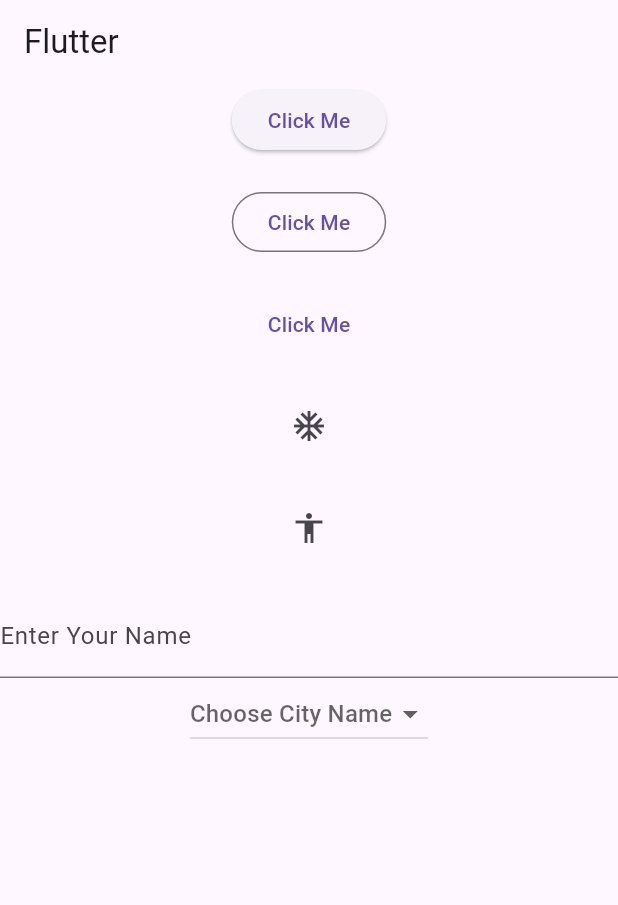
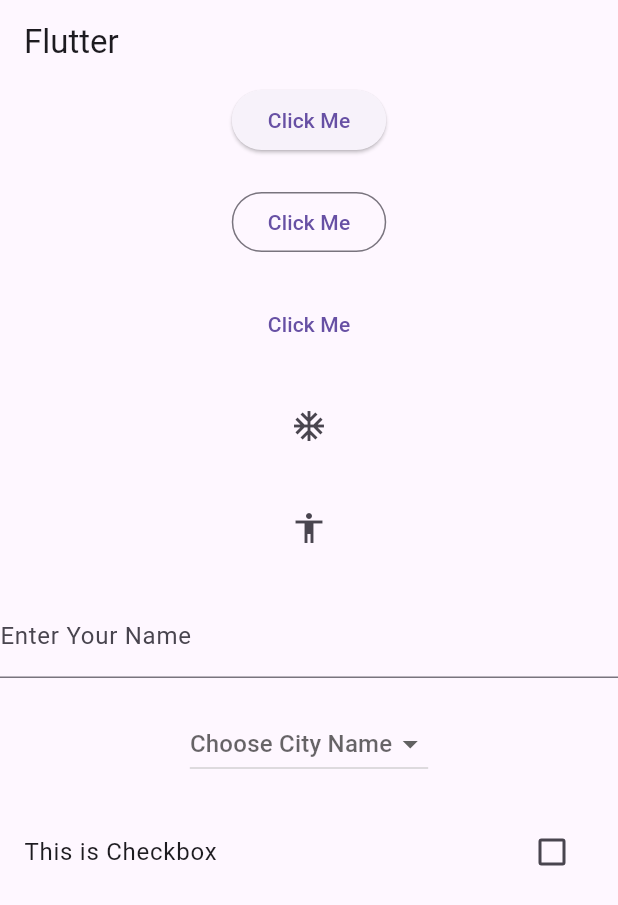
Before and after one commit to memahin/Flutter-Interactive-and-Input-Widgets, a Flutter app: the screen it shows after launch, on a phone screen of 412 x 824 dp. Shown: the top 905 px of the screen. Run offline on Flutter 3.47's test engine with Material 3 defaults, Android fonts, the light colour scheme and no system bars.

Commit message:
CheckboxListTile

```diff
--- a/lib/main.dart
+++ b/lib/main.dart
@@ -80,6 +80,8 @@
               }
             ),
 
+            SizedBox(height: 20,),
+
             DropdownButton(
               hint: Text("Choose City Name"),
                 items: [
@@ -90,7 +92,21 @@
               onChanged: (value){
                   showSnack(context, value.toString());
               }
-            )
+            ),
+
+            SizedBox(height: 20,),
+
+            CheckboxListTile(
+              title: Text("This is Checkbox"),
+              value: false,
+              onChanged: (value){
+                if(value == true){
+                  showSnack(context, "Checked");
+                }else{
+                  showSnack(context, "Unchecked");
+                }
+              },
+            ),
           ],
         ),
       ),
```
